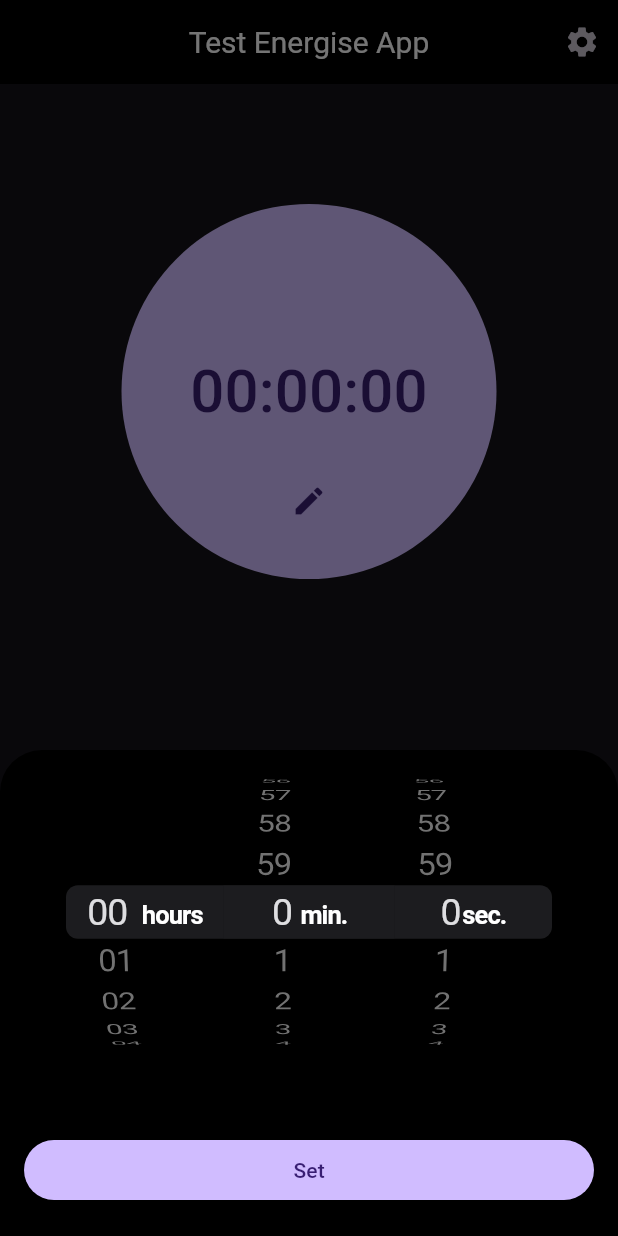
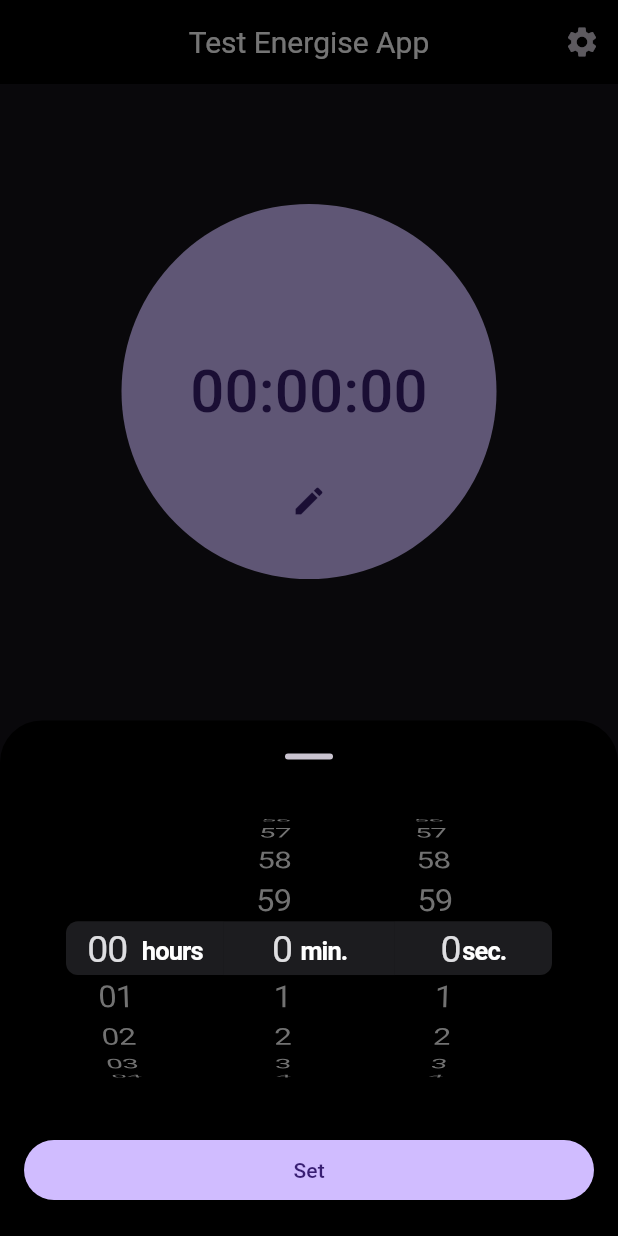
Before and after one commit to Temofeyy/energise_test, a Flutter app: the screen it shows after launch, after a tap on an icon or button, on a phone screen of 412 x 824 dp. Run offline on Flutter 3.47's test engine with Material 3 defaults, Android fonts, the phone set to English and light mode, and no system bars; drawn by our look-alikes of avatar_glow; generated files the repository leaves out were written again.

Commit message:
improve layout for landscape mode

```diff
--- a/lib/features/timer/timer_page.dart
+++ b/lib/features/timer/timer_page.dart
@@ -70,23 +70,33 @@ class _TimerPageState extends State<TimerPage> {
     return showModalBottomSheet<Duration?>(
       context: context,
       backgroundColor: Colors.black,
+      showDragHandle: true,
       builder: (ctx) {
-        return Column(
+        return LayoutBuilder(
+          builder: (_, constraints) {
+            return SingleChildScrollView(
+              child: Column(
                 mainAxisSize: MainAxisSize.min,
                 crossAxisAlignment: CrossAxisAlignment.stretch,
                 children: [
-            CupertinoTimerPicker(
+                  SizedBox(
+                    height: constraints.maxHeight * 0.5,
+                    child: CupertinoTimerPicker(
                       initialTimerDuration: _timer.duration,
                       onTimerDurationChanged: (d) => duration = d,
                     ),
+                  ),
                   Padding(
-              padding: const EdgeInsets.fromLTRB(16, 40, 16, 20),
+                    padding: const EdgeInsets.fromLTRB(16, 20, 16, 20),
                     child: FilledButton(
                       onPressed: () => Navigator.of(ctx).pop(duration),
                       child: const Text("Set"),
                     ),
                   ), //TODO: loc
                 ],
+              ),
+            );
+          },
         );
       },
     );
@@ -98,7 +108,11 @@ class _TimerPageState extends State<TimerPage> {
       value: _timer,
       child: Consumer<TimerProvider>(
         builder: (_, timer, __) {
-          return Column(
+          return OrientationBuilder(
+            builder: (_, orientation) {
+              return orientation == Orientation.portrait
+                  ? Column(
+                      mainAxisAlignment: MainAxisAlignment.spaceBetween,
                       children: [
                         const SizedBox(height: 80),
                         TimerStatusButton(
@@ -113,8 +127,29 @@ class _TimerPageState extends State<TimerPage> {
                           onStart: timer.startTimer,
                           onPause: timer.stopTimer,
                         ),
-              const SizedBox(height: 20),
+                        const SizedBox(height: 40),
                       ],
+                    )
+                  : Stack(
+                      alignment: Alignment.center,
+                      children: [
+                        TimerStatusButton(
+                          isTimerStarted: timer.isTimerStarted,
+                          onPickDuration: _pickDuration,
+                          remainingDuration: _timer.remainingDuration,
+                        ),
+                        Positioned(
+                          right: 100,
+                          child: TimerControlButton(
+                            enable: timer.isDurationPicked,
+                            isTimerStarted: timer.isTimerStarted,
+                            onStart: timer.startTimer,
+                            onPause: timer.stopTimer,
+                          ),
+                        ),
+                      ],
+                    );
+            },
           );
         },
       ),
```
Lines whose indentation alone changed are shown as unchanged.
